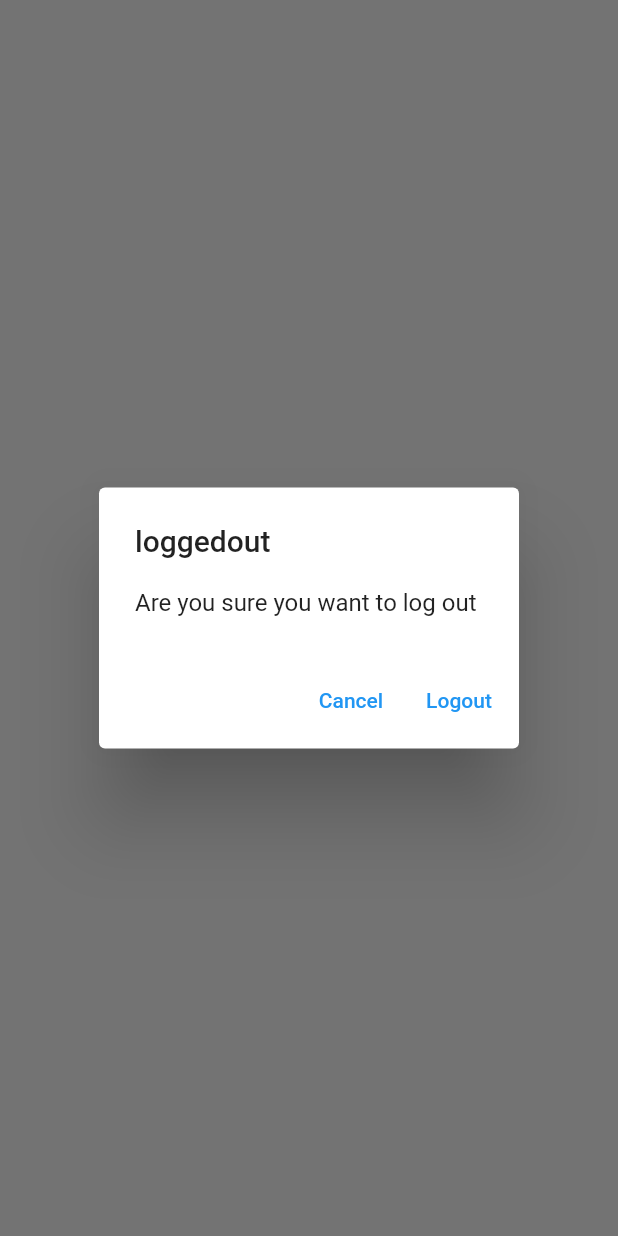
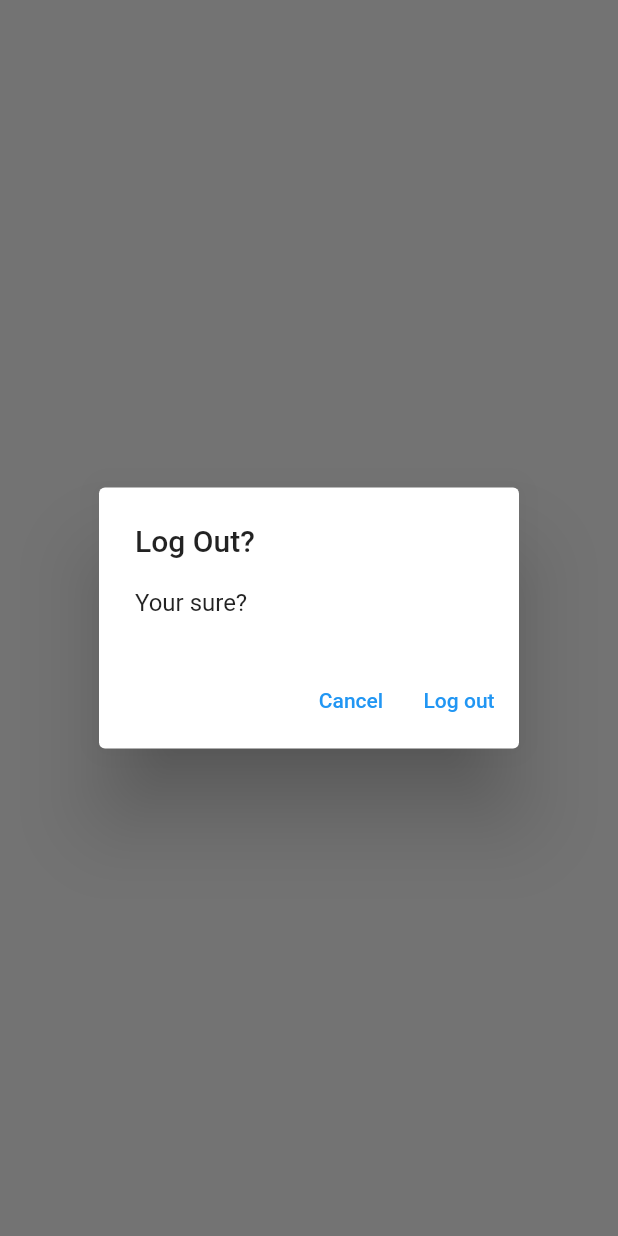
Before and after one commit to akashgreninja/flutter-revisons, a Flutter app: what showLogoutDialog() shows on an empty page, opened directly, on a phone screen of 412 x 824 dp. Run offline on Flutter 3.47's test engine with Material 2 defaults, Android fonts, the phone set to English and light mode, and no system bars; our stand-ins replace firebase_auth, firebase_core, sqflite; accounts and stored records are empty; network calls fail.

Commit message:
generic error and delete

```diff
--- a/lib/main.dart
+++ b/lib/main.dart
@@ -7,9 +7,6 @@
 import 'package:flutter_test_for_vs/views/login_view.dart';
 import 'package:flutter_test_for_vs/views/notes/new_notes_view.dart';
 import 'package:flutter_test_for_vs/views/register_view.dart';
-import 'package:path/path.dart';
-
-import 'firebase_options.dart';
 
 void main() {
   WidgetsFlutterBinding.ensureInitialized();
--- /dev/null
+++ b/lib/utilities/dialogs/generic_dialog.dart
@@ -0,0 +1,33 @@
+import 'package:flutter/cupertino.dart';
+import 'package:flutter/material.dart';
+
+typedef DialogOptionBuilder<T> = Map<String, T?> Function();
+
+Future<T?> showGenericDialog<T>({
+  required BuildContext context,
+  required String title,
+  required String content,
+  required DialogOptionBuilder optionBuilder,
+}) {
+  final options = optionBuilder();
+  return showDialog(
+      context: context,
+      builder: ((context) {
+        return AlertDialog(
+          title: Text(title),
+          content: Text(content),
+          actions: options.keys.map((optionsTitle) {
+            final value = options[optionsTitle];
+            return TextButton(
+                onPressed: () {
+                  if (value != null) {
+                    Navigator.of(context).pop(value);
+                  } else {
+                    Navigator.of(context).pop();
+                  }
+                },
+                child: Text(optionsTitle));
+          }).toList(),
+        );
+      }));
+}
--- /dev/null
+++ b/lib/utilities/dialogs/logout_dialog.dart
@@ -0,0 +1,14 @@
+import 'package:flutter/cupertino.dart';
+import 'package:flutter_test_for_vs/utilities/dialogs/generic_dialog.dart';
+
+Future<bool> showLogoutDialog(BuildContext context) {
+  return showGenericDialog<bool>(
+    context: context,
+    title: 'Log Out?',
+    content: 'Your sure?',
+    optionBuilder: () => {
+      'Cancel': false,
+      'Log out': true,
+    },
+  ).then((value) => value ?? false);
+}
--- a/lib/views/login_view.dart
+++ b/lib/views/login_view.dart
@@ -4,8 +4,7 @@
 import 'package:flutter_test_for_vs/constants/routes.dart';
 import 'package:flutter_test_for_vs/services/auth/auth_service.dart';
 import 'package:flutter_test_for_vs/services/auth/authexceptions.dart';
-
-import '../utilities/errorcode.dart';
+import 'package:flutter_test_for_vs/utilities/dialogs/error_dialog.dart';
 
 class LoginView extends StatefulWidget {
   const LoginView({super.key});
--- a/lib/views/notes/NotesView.dart
+++ b/lib/views/notes/NotesView.dart
@@ -2,7 +2,9 @@
 import 'package:flutter/material.dart';
 import 'package:flutter_test_for_vs/services/auth/auth_service.dart';
 import 'package:flutter_test_for_vs/services/crud/notes_services.dart';
+import 'package:flutter_test_for_vs/utilities/dialogs/logout_dialog.dart';
 import 'package:flutter_test_for_vs/views/notes/new_notes_view.dart';
+import 'package:flutter_test_for_vs/views/notes/notes_list_view.dart';
 import 'package:path/path.dart';
 import '../../constants/routes.dart';
 import '../../enums/menu.dart';
@@ -75,13 +77,12 @@
                       case ConnectionState.active:
                         if (snapshot.hasData) {
                           final allnotes = snapshot.data as List<DatabaseNotes>;
+                          return NotesListView(
+                              notes: allnotes,
+                              onDeletenote: (note) async {
+                                await _notesService.DeleteNote(id: note.id);
+                              });
                           print("this is the ans ${allnotes}");
-                          return ListView.builder(
-                            itemCount: allnotes.length,
-                            itemBuilder: (context, index) {
-                              return const Text("Item");
-                            },
-                          );
                         } else {
                           return const CircularProgressIndicator();
                         }
@@ -98,26 +99,3 @@
         ));
   }
 }
-
-Future<bool> showLogoutDialog(BuildContext context) {
-  return showDialog<bool>(
-      context: context,
-      builder: ((context) {
-        return AlertDialog(
-          title: Text("loggedout"),
-          content: Text("Are you sure you want to log out"),
-          actions: [
-            TextButton(
-                onPressed: () {
-                  Navigator.of(context).pop(false);
-                },
-                child: Text("Cancel")),
-            TextButton(
-                onPressed: () {
-                  Navigator.of(context).pop(true);
-                },
-                child: Text("Logout"))
-          ],
-        );
-      })).then((value) => value ?? false);
-}
--- a/lib/views/register_view.dart
+++ b/lib/views/register_view.dart
@@ -2,8 +2,7 @@
 import 'package:flutter_test_for_vs/constants/routes.dart';
 import 'package:flutter_test_for_vs/services/auth/auth_service.dart';
 import 'package:flutter_test_for_vs/services/auth/authexceptions.dart';
-
-import '../utilities/errorcode.dart';
+import 'package:flutter_test_for_vs/utilities/dialogs/error_dialog.dart';
 
 class RegisterView extends StatefulWidget {
   const RegisterView({super.key});
```
Also changed, not shown: lib/utilities/dialogs/delete_dialog.dart (added, +14 -0 lines), lib/utilities/dialogs/error_dialog.dart (added, +17 -0 lines), lib/utilities/errorcode.dart (deleted, +0 -18 lines), lib/views/notes/notes_list_view.dart (added, +48 -0 lines).
